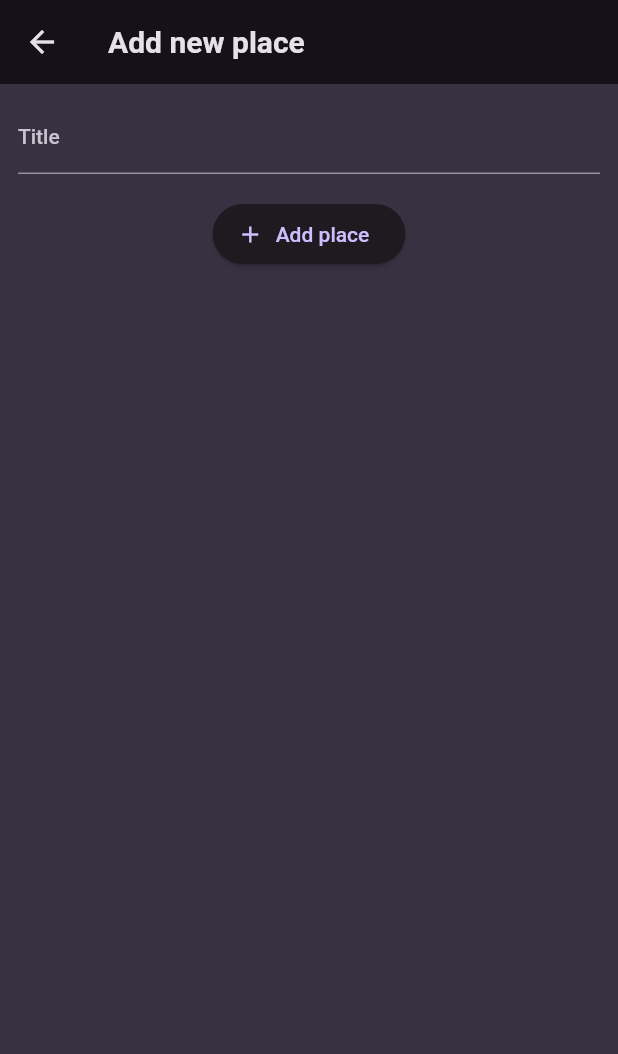
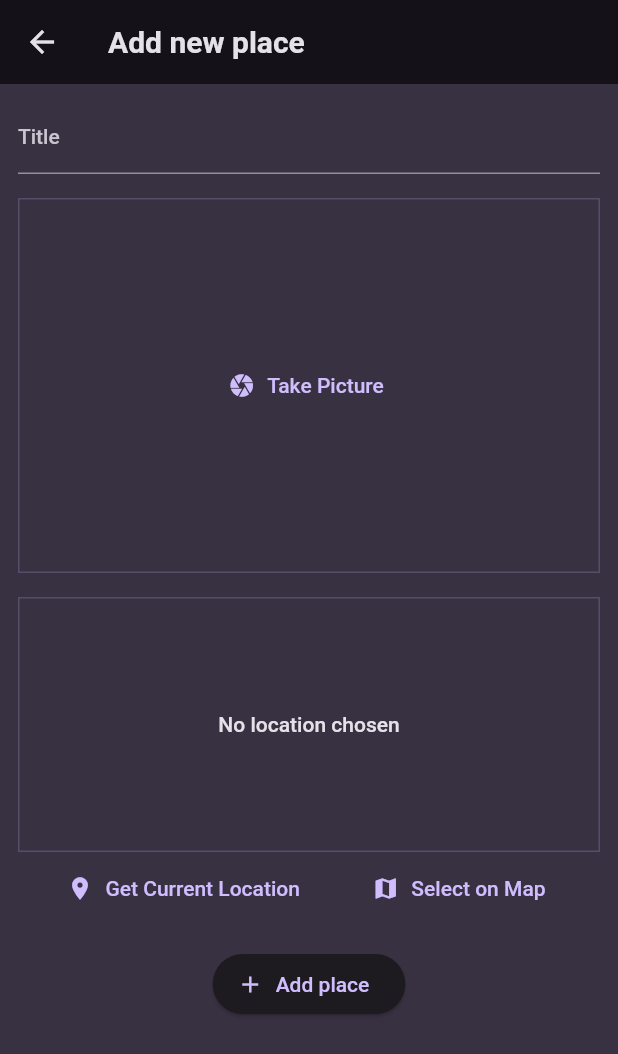
Before and after one commit to OliverSoucc/favourite-places-exam-project, a Flutter app: the screen it shows after launch, after a tap on the "add" icon, on a phone screen of 412 x 824 dp. Shown: the top 1054 px of the screen. Run offline on Flutter 3.47's test engine with Material 2 defaults, Android fonts, the phone set to English and light mode, and no system bars; our stand-ins replace flutter_riverpod, google_fonts, google_maps_flutter, image_picker, location; network calls fail.

Commit message:
google maps, photo, adding endpoints

```diff
--- /dev/null
+++ b/lib/model/place_locations_model.dart
@@ -0,0 +1,38 @@
+// To parse this JSON data, do
+//
+//     final placeLocation = placeLocationFromJson(jsonString);
+
+import 'dart:convert';
+
+PlaceLocation placeLocationFromJson(String str) =>
+    PlaceLocation.fromJson(json.decode(str));
+
+String placeLocationToJson(PlaceLocation data) => json.encode(data.toJson());
+
+class PlaceLocation {
+  String? id;
+  String? address;
+  num? latitude;
+  num? longtitude;
+
+  PlaceLocation({
+    this.id,
+    this.address = '',
+    this.latitude = 37.422,
+    this.longtitude = -122.084,
+  });
+
+  factory PlaceLocation.fromJson(Map<String, dynamic> json) => PlaceLocation(
+        id: json["id"],
+        address: json["address"],
+        latitude: json["latitude"],
+        longtitude: json["longtitude"],
+      );
+
+  Map<String, dynamic> toJson() => {
+        "id": id,
+        "address": address,
+        "latitude": latitude,
+        "longtitude": longtitude,
+      };
+}
--- a/lib/screens/add_place.dart
+++ b/lib/screens/add_place.dart
@@ -1,15 +1,40 @@
+import 'dart:io';
+
 import 'package:flutter/material.dart';
+import 'package:flutter_riverpod/flutter_riverpod.dart';
+import 'package:native_device_features/providers/user_places.dart';
+import 'package:native_device_features/widgets/image_input.dart';
+import 'package:native_device_features/widgets/location_input.dart';
+
+import '../model/place_locations_model.dart';
 
 //TODO, ak bude cas zmenit na Form widget
-class AddPlaceScreen extends StatefulWidget {
+class AddPlaceScreen extends ConsumerStatefulWidget {
   const AddPlaceScreen({super.key});
 
   @override
-  State<AddPlaceScreen> createState() => _AddPlaceScreenState();
+  ConsumerState<AddPlaceScreen> createState() => _AddPlaceScreenState();
 }
 
-class _AddPlaceScreenState extends State<AddPlaceScreen> {
+class _AddPlaceScreenState extends ConsumerState<AddPlaceScreen> {
   final _titleController = TextEditingController();
+  File? _selectedImage;
+  PlaceLocation? _selectedLocation;
+
+  void _savePlace() {
+    final enteredTitle = _titleController.text;
+
+    if (enteredTitle.isEmpty ||
+        _selectedImage == null ||
+        _selectedLocation == null) {
+      return;
+    }
+
+    ref
+        .read(userPlacesProvider.notifier)
+        .addPlace(enteredTitle, _selectedImage!, _selectedLocation!);
+    Navigator.of(context).pop();
+  }
 
   @override
   void dispose() {
@@ -36,8 +61,24 @@ class _AddPlaceScreenState extends State<AddPlaceScreen> {
             const SizedBox(
               height: 16,
             ),
+            ImageInput(
+              onPickImage: (File image) {
+                _selectedImage = image;
+              },
+            ),
+            const SizedBox(
+              height: 16,
+            ),
+            LocationInput(
+              onSelectLocation: (location) {
+                _selectedLocation = location;
+              },
+            ),
+            const SizedBox(
+              height: 16,
+            ),
             ElevatedButton.icon(
-              onPressed: () {},
+              onPressed: _savePlace,
               icon: const Icon(Icons.add),
               label: const Text('Add place'),
             )
--- a/lib/screens/places.dart
+++ b/lib/screens/places.dart
@@ -1,12 +1,37 @@
 import 'package:flutter/material.dart';
+import 'package:flutter_riverpod/flutter_riverpod.dart';
+import 'package:native_device_features/providers/user_places.dart';
 import 'package:native_device_features/screens/add_place.dart';
+import 'package:native_device_features/services/app_services.dart';
 import 'package:native_device_features/widgets/places_list.dart';
 
-class PlacesScreen extends StatelessWidget {
+import '../model/place_model.dart';
+
+class PlacesScreen extends ConsumerStatefulWidget {
   const PlacesScreen({super.key});
 
   @override
+  ConsumerState<PlacesScreen> createState() {
+    return _PlacesScreenState();
+  }
+}
+
+class _PlacesScreenState extends ConsumerState<PlacesScreen> {
+  late List<Place> _placesFuture;
+
+  @override
+  void initState() {
+    super.initState();
+    // _placesFuture = ref.read(userPlacesProvider.notifier).loadPlaces();
+    // AppServices.loadPlaceLocation('8ad9da2e-1008-474b-accf-7451b129c2bf')
+    //     .then((value) => print('${value.latitude} id of Place Location'));
+    AppServices.loadPlaces().then((value) => _placesFuture = [...value]);
+  }
+
+  @override
   Widget build(BuildContext context) {
+    final userPlaces = ref.watch(userPlacesProvider);
+
     return Scaffold(
       appBar: AppBar(
         title: const Text('Your Places'),
@@ -23,7 +48,17 @@ class PlacesScreen extends StatelessWidget {
           )
         ],
       ),
-      body: PlacesList(places: []),
+      body: Padding(
+        padding: const EdgeInsets.all(8.0),
+        child: FutureBuilder(
+          builder: ((context, snapshot) =>
+              snapshot.connectionState == ConnectionState.waiting
+                  ? const Center(
+                      child: CircularProgressIndicator(),
+                    )
+                  : PlacesList(places: userPlaces)),
+        ),
+      ),
     );
   }
 }
--- /dev/null
+++ b/lib/services/app_services.dart
@@ -0,0 +1,38 @@
+import 'dart:convert';
+
+import 'package:http/http.dart';
+
+import '../model/place_locations_model.dart';
+import '../model/place_model.dart';
+
+class AppServices {
+  static Future<List<Place>> loadPlaces() async {
+    String placesEndpoint =
+        'https://final-exam-backend-production.up.railway.app/place';
+    Response response = await get(Uri.parse(placesEndpoint));
+
+    if (response.statusCode == 200) {
+      final List<Place> places = placeFromJson(response.body);
+      return places;
+    } else {
+      throw Exception(response.reasonPhrase);
+    }
+  }
+
+  static Future<PlaceLocation> loadPlaceLocation(String id) async {
+    String placeLocationEndpoint =
+        'https://final-exam-backend-production.up.railway.app/place-location/$id';
+    Response response = await get(Uri.parse(placeLocationEndpoint));
+
+    if (response.statusCode == 200) {
+      final PlaceLocation placeLocation = placeLocationFromJson(response.body);
+      return placeLocation;
+    } else {
+      throw Exception(response.reasonPhrase);
+    }
+  }
+
+  // static Future<Place> createPlace() async {
+
+  // }
+}
--- /dev/null
+++ b/lib/widgets/image_input.dart
@@ -0,0 +1,66 @@
+import 'dart:io';
+import 'package:flutter/material.dart';
+import 'package:image_picker/image_picker.dart';
+
+class ImageInput extends StatefulWidget {
+  const ImageInput({super.key, required this.onPickImage});
+
+  final void Function(File image) onPickImage;
+
+  @override
+  State<ImageInput> createState() => _ImageInputState();
+}
+
+class _ImageInputState extends State<ImageInput> {
+  File? _selectedImage;
+
+  void _takePicture() async {
+    final imagePicker = ImagePicker();
+    final pickedImage =
+        await imagePicker.pickImage(source: ImageSource.camera, maxWidth: 600);
+
+    if (pickedImage == null) {
+      return;
+    }
+
+    setState(() {
+      _selectedImage = File(pickedImage.path);
+    });
+
+    widget.onPickImage(_selectedImage!);
+  }
+
+  @override
+  Widget build(BuildContext context) {
+    Widget content = TextButton.icon(
+      onPressed: _takePicture,
+      icon: const Icon(Icons.camera),
+      label: const Text('Take Picture'),
+    );
+
+    if (_selectedImage != null) {
+      content = GestureDetector(
+        onTap: _takePicture,
+        child: Image.file(
+          _selectedImage!,
+          fit: BoxFit.cover,
+          width: double.infinity,
+          height: double.infinity,
+        ),
+      );
+    }
+
+    return Container(
+      height: 250,
+      width: double.infinity,
+      alignment: Alignment.center,
+      decoration: BoxDecoration(
+        border: Border.all(
+          width: 1,
+          color: Theme.of(context).colorScheme.primary.withOpacity(0.2),
+        ),
+      ),
+      child: content,
+    );
+  }
+}
--- /dev/null
+++ b/lib/widgets/location_input.dart
@@ -0,0 +1,164 @@
+import 'dart:convert';
+
+import 'package:flutter/material.dart';
+import 'package:google_maps_flutter/google_maps_flutter.dart';
+import 'package:location/location.dart';
+import 'package:http/http.dart' as http;
+
+import 'package:native_device_features/screens/map.dart';
+
+import '../model/place_locations_model.dart';
+
+class LocationInput extends StatefulWidget {
+  const LocationInput({super.key, required this.onSelectLocation});
+
+  final void Function(PlaceLocation location) onSelectLocation;
+
+  @override
+  State<LocationInput> createState() {
+    return _LocationInputState();
+  }
+}
+
+class _LocationInputState extends State<LocationInput> {
+  PlaceLocation? _pickedLocation;
+  var _isGettingLocation = false;
+
+  String get locationImage {
+    if (_pickedLocation == null) {
+      return '';
+    }
+    final lat = _pickedLocation!.latitude;
+    final lng = _pickedLocation!.longtitude;
+    return 'https://maps.googleapis.com/maps/api/staticmap?center=$lat,$lng=&zoom=16&size=600x300&maptype=roadmap&markers=color:red%7Clabel:A%7C$lat,$lng&key=AIzaSyDqdF5F--NW7p_TIcbHVSXMrEWsPvJTXJ0';
+  }
+
+  void _savePlace(double latite, double longtitude) async {
+    final url = Uri.parse(
+        'https://maps.googleapis.com/maps/api/geocode/json?latlng=$latite,$longtitude&key=AIzaSyDqdF5F--NW7p_TIcbHVSXMrEWsPvJTXJ0');
+    final response = await http.get(url);
+    final resData = json.decode(response.body);
+    final address = resData['results'][0]['formatted_address'];
+
+    setState(() {
+      _pickedLocation = PlaceLocation(
+        latitude: latite,
+        longtitude: longtitude,
+        address: address,
+      );
+      _isGettingLocation = false;
+    });
+
+    widget.onSelectLocation(_pickedLocation!);
+  }
+
+  void _getCurrentLocation() async {
+    Location location = Location();
+
+    bool serviceEnabled;
+    PermissionStatus permissionGranted;
+    LocationData locationData;
+
+    serviceEnabled = await location.serviceEnabled();
+    if (!serviceEnabled) {
+      serviceEnabled = await location.requestService();
+      if (!serviceEnabled) {
+        return;
+      }
+    }
+
+    permissionGranted = await location.hasPermission();
+    if (permissionGranted == PermissionStatus.denied) {
+      permissionGranted = await location.requestPermission();
+      if (permissionGranted != PermissionStatus.granted) {
+        return;
+      }
+    }
+
+    setState(() {
+      _isGettingLocation = true;
+    });
+
+    locationData = await location.getLocation();
+    final lat = locationData.latitude;
+    final lng = locationData.longitude;
+
+    if (lat == null || lng == null) {
+      return;
+    }
+
+    _savePlace(lat, lng);
+  }
+
+  void _selectOnMap() async {
+    final pickedLocation = await Navigator.of(context).push<LatLng>(
+      MaterialPageRoute(
+        builder: (ctx) => MapScreen(
+          location: PlaceLocation(),
+        ),
+      ),
+    );
+
+    if (pickedLocation == null) {
+      return;
+    }
+
+    _savePlace(pickedLocation.latitude, pickedLocation.longitude);
+  }
+
+  @override
+  Widget build(BuildContext context) {
+    Widget previewContent = Text(
+      'No location chosen',
+      textAlign: TextAlign.center,
+      style: Theme.of(context).textTheme.bodyLarge!.copyWith(
+            color: Theme.of(context).colorScheme.onBackground,
+          ),
+    );
+
+    if (_pickedLocation != null) {
+      previewContent = Image.network(
+        locationImage,
+        fit: BoxFit.cover,
+        width: double.infinity,
+        height: double.infinity,
+      );
+    }
+
+    if (_isGettingLocation) {
+      previewContent = const CircularProgressIndicator();
+    }
+
+    return Column(
+      children: [
+        Container(
+          height: 170,
+          width: double.infinity,
+          alignment: Alignment.center,
+          decoration: BoxDecoration(
+            border: Border.all(
+              width: 1,
+              color: Theme.of(context).colorScheme.primary.withOpacity(0.2),
+            ),
+          ),
+          child: previewContent,
+        ),
+        Row(
+          mainAxisAlignment: MainAxisAlignment.spaceEvenly,
+          children: [
+            TextButton.icon(
+              icon: const Icon(Icons.location_on),
+              label: const Text('Get Current Location'),
+              onPressed: _getCurrentLocation,
+            ),
+            TextButton.icon(
+              icon: const Icon(Icons.map),
+              label: const Text('Select on Map'),
+              onPressed: _selectOnMap,
+            ),
+          ],
+        ),
+      ],
+    );
+  }
+}
```
Also changed, not shown: lib/model/place.dart (deleted, +0 -10 lines), lib/model/place_model.dart (added, +47 -0 lines), lib/providers/user_places.dart (+28 -5 lines), lib/providers/user_places_future.dart (added, +7 -0 lines), lib/screens/map.dart (added, +63 -0 lines), lib/screens/place_detail.dart (added, +96 -0 lines), lib/widgets/places_list.dart (+25 -2 lines), pubspec.yaml (+7 -0 lines), lib/screens/places_detail.dart (deleted), pubspec.lock, 5 other files.
